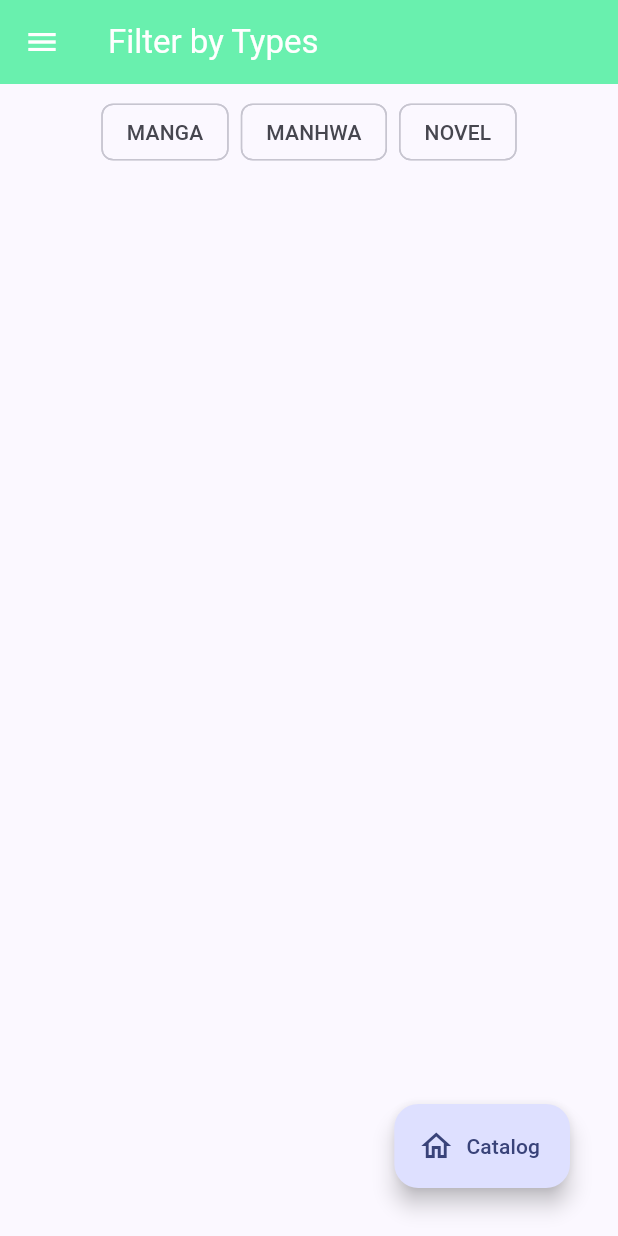
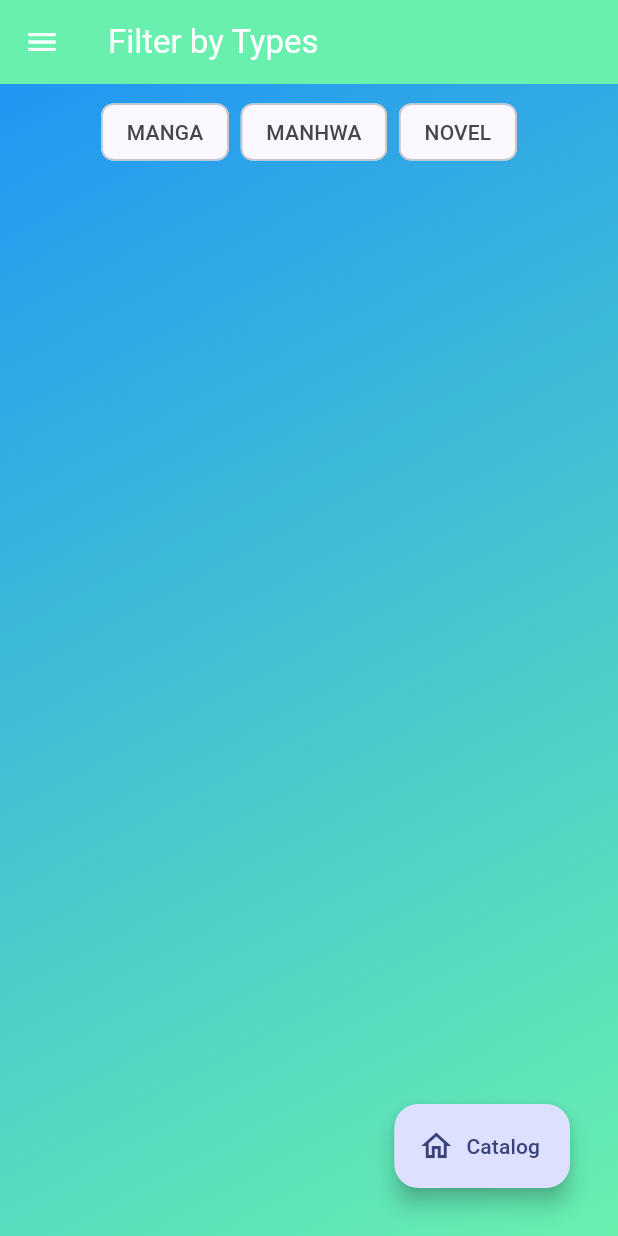
Before and after one commit to TomoriNow/flutter-midoku-final, a Flutter app: the FilterTypePage screen opened directly, on a phone screen of 412 x 824 dp. Run offline on Flutter 3.47's test engine with Material 3 defaults, Android fonts, the phone set to English and light mode, and no system bars; missing offline and left inert: pbp_django_auth.

Commit message:
filter pages design fix

```diff
--- a/lib/screens/filtertype.dart
+++ b/lib/screens/filtertype.dart
@@ -69,7 +69,19 @@ class _FilterTypePageState extends State<FilterTypePage> {
         foregroundColor: Colors.white,
       ),
       drawer: const LeftDrawer(),
-      body: Column(
+      body: AnimatedContainer(
+        duration: const Duration(seconds: 1),
+        decoration: const BoxDecoration(
+          gradient: LinearGradient(
+            begin: Alignment.topLeft,
+            end: Alignment.bottomRight,
+            colors: [
+              Colors.blue,
+              Colors.greenAccent,
+            ],
+          ),
+        ),
+        child: Column(
         children: [
           Padding(
             padding: const EdgeInsets.all(8.0),
@@ -107,7 +119,7 @@ class _FilterTypePageState extends State<FilterTypePage> {
             ),
           ),
         ],
-      ),
+      ),),
       floatingActionButton: Stack(
         children: [
           Positioned(
```
Also changed, not shown: lib/screens/filterbook.dart (+14 -2 lines).
